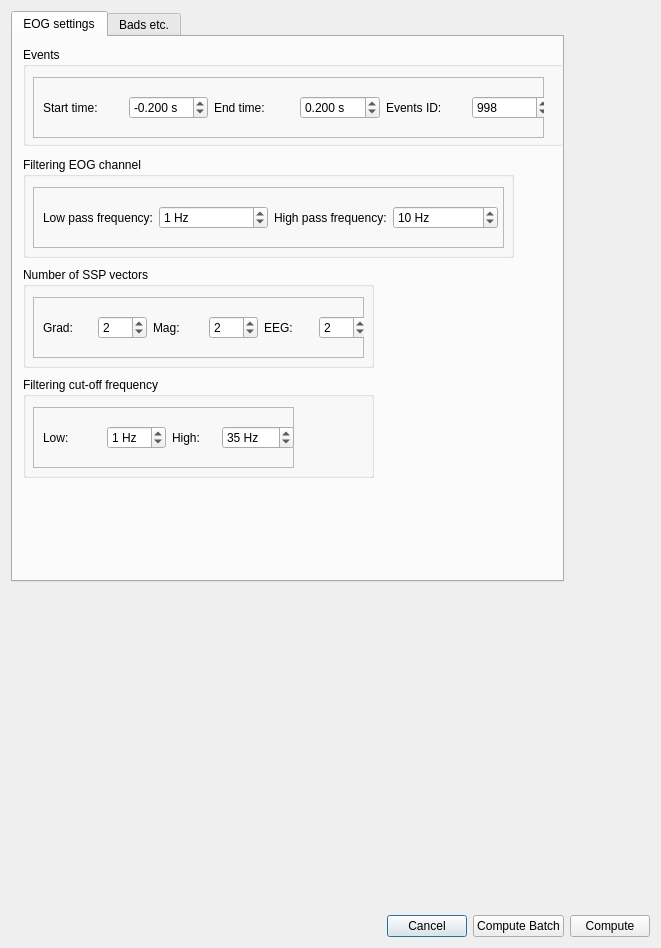
Old version of the form qt4Designer_ui_files/eogParametersDialogBatch.ui in the repository cibr-jyu/meggie.
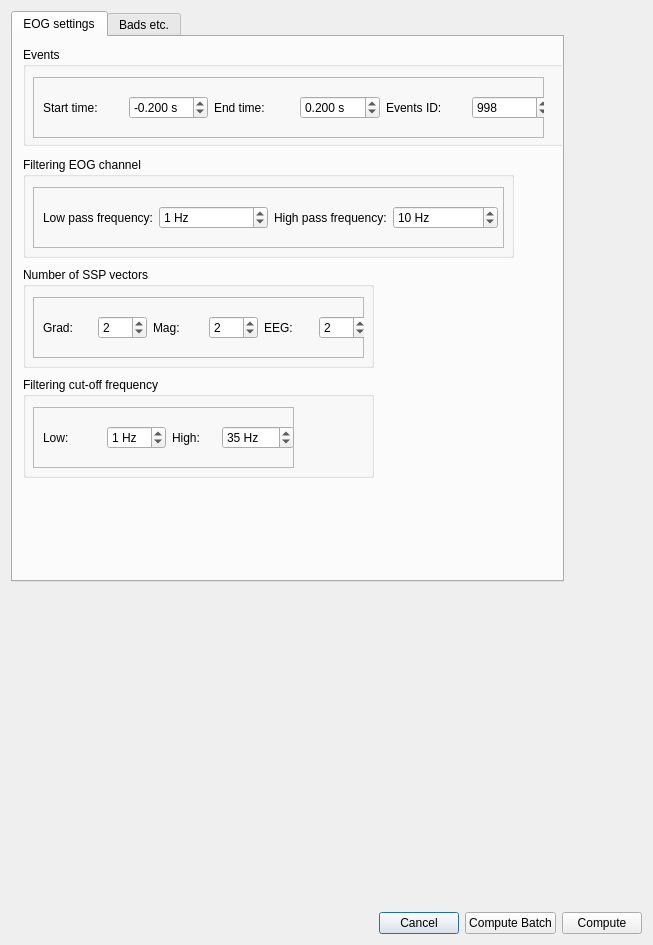
New version of the form.

Diff of the .ui file:
```diff
--- a/qt4Designer_ui_files/eogParametersDialogBatch.ui
+++ b/qt4Designer_ui_files/eogParametersDialogBatch.ui
@@ -9,8 +9,8 @@
    <rect>
     <x>0</x>
     <y>0</y>
-    <width>661</width>
-    <height>948</height>
+    <width>653</width>
+    <height>945</height>
    </rect>
   </property>
   <property name="windowTitle">
@@ -74,8 +74,8 @@
        <rect>
         <x>0</x>
         <y>0</y>
-        <width>643</width>
-        <height>891</height>
+        <width>635</width>
+        <height>888</height>
        </rect>
       </property>
       <property name="minimumSize">
```
Left out of the diff: 36 changed lines with no effect on the pictures.
